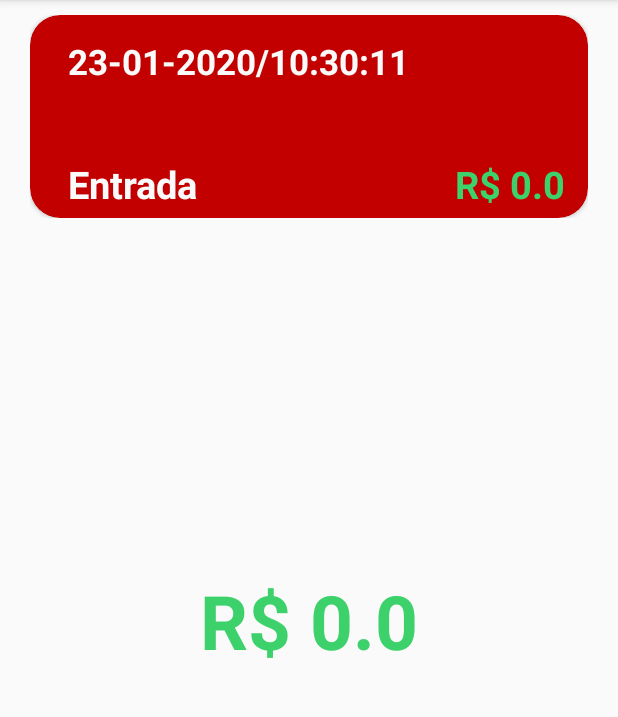
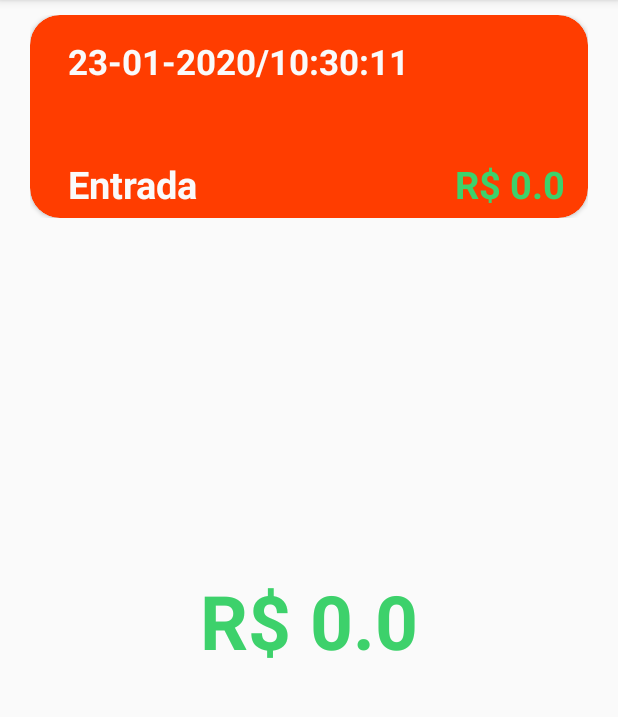
Before and after one commit to erikAntunes/AppFluxoSergipano-release-1.0, an Android app: the fragment Total_Entrada_Fragment shown on its own in the app's theme, on a phone screen of 412 x 824 dp, the part 84-801 px from its top. Run offline under Robolectric (Android 15) with nearby library versions, the phone set to English and light mode, and no system bars; our stand-ins replace Room's generated code.

Commit message:
mais um ajuste de celula

```diff
--- a/app/src/main/res/layout/celula_pedido.xml
+++ b/app/src/main/res/layout/celula_pedido.xml
@@ -13,7 +13,7 @@
     <com.google.android.material.card.MaterialCardView
         android:layout_width="match_parent"
         android:layout_height="match_parent"
-        android:backgroundTint="@color/colorPrimaryDark"
+        android:backgroundTint="@color/colorAccent"
         app:cardCornerRadius="20dp">
 
     <androidx.coordinatorlayout.widget.CoordinatorLayout
@@ -39,11 +39,11 @@
             android:id="@+id/pedido_descricao_id"
             android:layout_width="wrap_content"
             android:layout_height="wrap_content"
+            android:layout_gravity="center"
             android:text="Calamuça"
+            android:textColor="@color/colorWhite"
             android:textSize="25sp"
-        android:layout_gravity="center"
-        android:textStyle="bold"
-        android:textColor="@color/colorWhite"/>
+            android:textStyle="bold" />
 
     <TextView
         android:id="@+id/pedido_valor_id"
```
Lines whose indentation alone changed are shown as unchanged.
